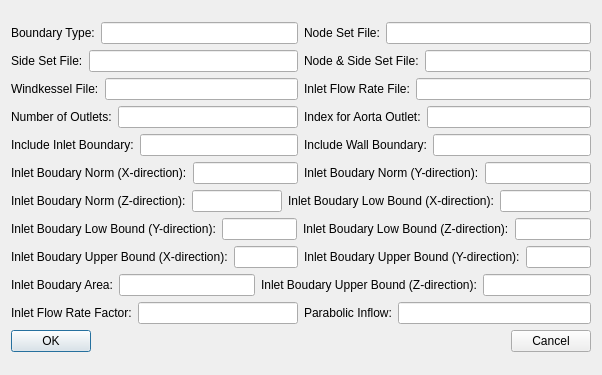
Qt form ArteryTechQtProject/ArteryTechQtProject/QtArteryTechBoundarySetupUI.ui (chenfeigen/HBFlowsSrc) before a commit.
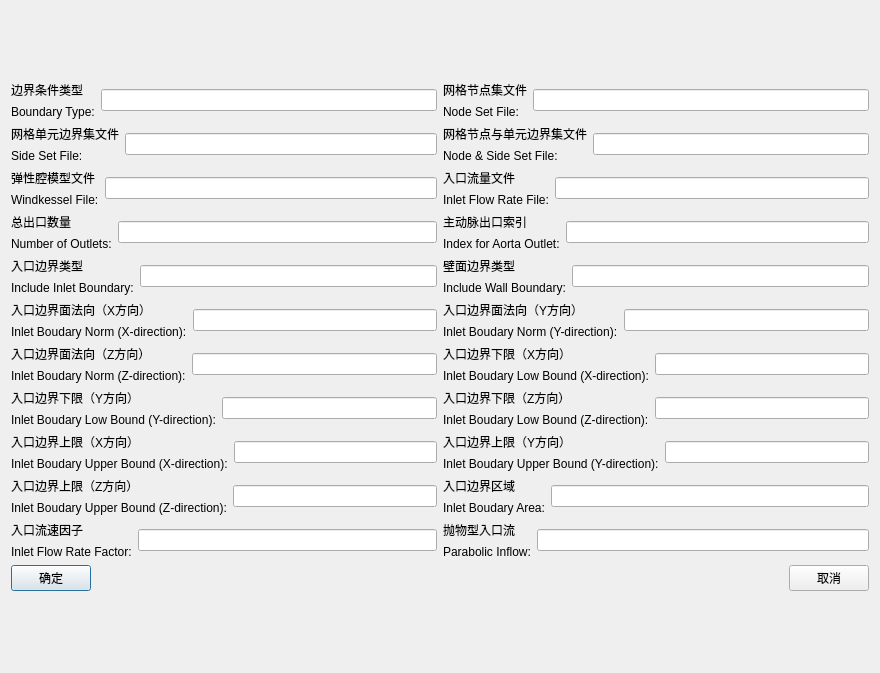
The same form after that commit.

Patch:
```diff
--- a/ArteryTechQtProject/ArteryTechQtProject/QtArteryTechBoundarySetupUI.ui
+++ b/ArteryTechQtProject/ArteryTechQtProject/QtArteryTechBoundarySetupUI.ui
@@ -6,27 +6,38 @@
    <rect>
     <x>0</x>
     <y>0</y>
-    <width>602</width>
-    <height>375</height>
+    <width>880</width>
+    <height>673</height>
    </rect>
   </property>
   <property name="windowTitle">
    <string>QtArteryTechBoundarySetupUI</string>
   </property>
-  <layout class="QVBoxLayout" name="verticalLayout_2">
+  <layout class="QVBoxLayout" name="verticalLayout_24">
    <item>
-    <layout class="QVBoxLayout" name="verticalLayout">
+    <layout class="QVBoxLayout" name="verticalLayout_23">
      <item>
-      <layout class="QHBoxLayout" name="horizontalLayout_3">
+      <layout class="QHBoxLayout" name="horizontalLayout_23">
        <item>
         <layout class="QHBoxLayout" name="horizontalLayout">
          <item>
+          <layout class="QVBoxLayout" name="verticalLayout">
+           <item>
+            <widget class="QLabel" name="label">
+             <property name="text">
+              <string>边界条件类型</string>
+             </property>
+            </widget>
+           </item>
+           <item>
           <widget class="QLabel" name="BoundaryTypeLabel">
            <property name="text">
             <string>Boundary Type:</string>
            </property>
           </widget>
          </item>
+          </layout>
+         </item>
          <item>
           <widget class="QLineEdit" name="BoundaryTypeLineEdit"/>
          </item>
@@ -35,12 +46,23 @@
        <item>
         <layout class="QHBoxLayout" name="horizontalLayout_2">
          <item>
+          <layout class="QVBoxLayout" name="verticalLayout_2">
+           <item>
+            <widget class="QLabel" name="label_2">
+             <property name="text">
+              <string>网格节点集文件</string>
+             </property>
+            </widget>
+           </item>
+           <item>
           <widget class="QLabel" name="NodeSetFileLabel">
            <property name="text">
             <string>Node Set File:</string>
            </property>
           </widget>
          </item>
+          </layout>
+         </item>
          <item>
           <widget class="QLineEdit" name="NodeSetFileLineEdit"/>
          </item>
@@ -49,9 +71,18 @@
       </layout>
      </item>
      <item>
-      <layout class="QHBoxLayout" name="horizontalLayout_7">
+      <layout class="QHBoxLayout" name="horizontalLayout_24">
        <item>
-        <layout class="QHBoxLayout" name="horizontalLayout_4">
+        <layout class="QHBoxLayout" name="horizontalLayout_3">
+         <item>
+          <layout class="QVBoxLayout" name="verticalLayout_3">
+           <item>
+            <widget class="QLabel" name="label_3">
+             <property name="text">
+              <string>网格单元边界集文件</string>
+             </property>
+            </widget>
+           </item>
          <item>
           <widget class="QLabel" name="SideSetFileLabel">
            <property name="text">
@@ -59,13 +90,24 @@
            </property>
           </widget>
          </item>
+          </layout>
+         </item>
          <item>
           <widget class="QLineEdit" name="SideSetFileLineEdit"/>
          </item>
         </layout>
        </item>
        <item>
-        <layout class="QHBoxLayout" name="horizontalLayout_5">
+        <layout class="QHBoxLayout" name="horizontalLayout_4">
+         <item>
+          <layout class="QVBoxLayout" name="verticalLayout_4">
+           <item>
+            <widget class="QLabel" name="label_4">
+             <property name="text">
+              <string>网格节点与单元边界集文件</string>
+             </property>
+            </widget>
+           </item>
          <item>
           <widget class="QLabel" name="NodeAndSideSetFileLabel">
            <property name="text">
@@ -73,6 +115,8 @@
            </property>
           </widget>
          </item>
+          </layout>
+         </item>
          <item>
           <widget class="QLineEdit" name="NodeAndSideSetFileLineEdit"/>
          </item>
@@ -81,9 +125,18 @@
       </layout>
      </item>
      <item>
-      <layout class="QHBoxLayout" name="horizontalLayout_10">
+      <layout class="QHBoxLayout" name="horizontalLayout_25">
        <item>
-        <layout class="QHBoxLayout" name="horizontalLayout_6">
+        <layout class="QHBoxLayout" name="horizontalLayout_5">
+         <item>
+          <layout class="QVBoxLayout" name="verticalLayout_5">
+           <item>
+            <widget class="QLabel" name="label_5">
+             <property name="text">
+              <string>弹性腔模型文件</string>
+             </property>
+            </widget>
+           </item>
          <item>
           <widget class="QLabel" name="WindkesselFileLabel">
            <property name="text">
@@ -91,13 +144,24 @@
            </property>
           </widget>
          </item>
+          </layout>
+         </item>
          <item>
           <widget class="QLineEdit" name="WindkesselFileLineEdit"/>
          </item>
         </layout>
        </item>
        <item>
-        <layout class="QHBoxLayout" name="horizontalLayout_8">
+        <layout class="QHBoxLayout" name="horizontalLayout_6">
+         <item>
+          <layout class="QVBoxLayout" name="verticalLayout_6">
+           <item>
+            <widget class="QLabel" name="label_6">
+             <property name="text">
+              <string>入口流量文件</string>
+             </property>
+            </widget>
+           </item>
          <item>
           <widget class="QLabel" name="InletFlowRateFileLabel">
            <property name="text">
@@ -105,6 +169,8 @@
            </property>
           </widget>
          </item>
+          </layout>
+         </item>
          <item>
           <widget class="QLineEdit" name="InletFlowRateFileLineEdit"/>
          </item>
@@ -113,9 +179,18 @@
       </layout>
      </item>
      <item>
-      <layout class="QHBoxLayout" name="horizontalLayout_12">
+      <layout class="QHBoxLayout" name="horizontalLayout_26">
        <item>
-        <layout class="QHBoxLayout" name="horizontalLayout_9">
+        <layout class="QHBoxLayout" name="horizontalLayout_7">
+         <item>
+          <layout class="QVBoxLayout" name="verticalLayout_7">
+           <item>
+            <widget class="QLabel" name="label_7">
+             <property name="text">
+              <string>总出口数量</string>
+             </property>
+            </widget>
+           </item>
          <item>
           <widget class="QLabel" name="NumberOfOutletsLabel">
            <property name="text">
@@ -123,13 +198,24 @@
            </property>
           </widget>
          </item>
+          </layout>
+         </item>
          <item>
           <widget class="QLineEdit" name="NumberOfOutletsLineEdit"/>
          </item>
         </layout>
        </item>
        <item>
-        <layout class="QHBoxLayout" name="horizontalLayout_11">
+        <layout class="QHBoxLayout" name="horizontalLayout_8">
+         <item>
+          <layout class="QVBoxLayout" name="verticalLayout_8">
+           <item>
+            <widget class="QLabel" name="label_8">
+             <property name="text">
+              <string>主动脉出口索引</string>
+             </property>
+            </widget>
+           </item>
          <item>
           <widget class="QLabel" name="IndexForAortaOutletLabel">
            <property name="text">
@@ -137,6 +223,8 @@
            </property>
           </widget>
          </item>
+          </layout>
+         </item>
          <item>
           <widget class="QLineEdit" name="IndexForAortaOutletLineEdit"/>
          </item>
@@ -145,9 +233,18 @@
       </layout>
      </item>
      <item>
-      <layout class="QHBoxLayout" name="horizontalLayout_15">
+      <layout class="QHBoxLayout" name="horizontalLayout_27">
        <item>
-        <layout class="QHBoxLayout" name="horizontalLayout_13">
+        <layout class="QHBoxLayout" name="horizontalLayout_9">
+         <item>
+          <layout class="QVBoxLayout" name="verticalLayout_9">
+           <item>
+            <widget class="QLabel" name="label_9">
+             <property name="text">
+              <string>入口边界类型</string>
+             </property>
+            </widget>
+           </item>
          <item>
           <widget class="QLabel" name="IncludeInletBoundaryLabel">
            <property name="text">
@@ -155,13 +252,24 @@
            </property>
           </widget>
          </item>
+          </layout>
+         </item>
          <item>
           <widget class="QLineEdit" name="IncludeInletBoundaryLineEdit"/>
          </item>
         </layout>
        </item>
        <item>
-        <layout class="QHBoxLayout" name="horizontalLayout_14">
+        <layout class="QHBoxLayout" name="horizontalLayout_10">
+         <item>
+          <layout class="QVBoxLayout" name="verticalLayout_10">
+           <item>
+            <widget class="QLabel" name="label_10">
+             <property name="text">
+              <string>壁面边界类型</string>
+             </property>
+            </widget>
+           </item>
          <item>
           <widget class="QLabel" name="IncludeWallBoundaryLabel">
            <property name="text">
@@ -169,6 +277,8 @@
            </property>
           </widget>
          </item>
+          </layout>
+         </item>
          <item>
           <widget class="QLineEdit" name="IncludeWallBoundaryLineEdit"/>
          </item>
@@ -177,9 +287,18 @@
       </layout>
      </item>
      <item>
-      <layout class="QHBoxLayout" name="horizontalLayout_18">
+      <layout class="QHBoxLayout" name="horizontalLayout_28">
        <item>
-        <layout class="QHBoxLayout" name="horizontalLayout_16">
+        <layout class="QHBoxLayout" name="horizontalLayout_11">
+         <item>
+          <layout class="QVBoxLayout" name="verticalLayout_11">
+           <item>
+            <widget class="QLabel" name="label_11">
+             <property name="text">
+              <string>入口边界面法向（X方向）</string>
+             </property>
+            </widget>
+           </item>
          <item>
           <widget class="QLabel" name="InletBoudaryNormXDirectionLabel">
            <property name="text">
@@ -187,13 +306,24 @@
            </property>
           </widget>
          </item>
+          </layout>
+         </item>
          <item>
           <widget class="QLineEdit" name="InletBoudaryNormXDirectionLineEdit"/>
          </item>
         </layout>
        </item>
        <item>
-        <layout class="QHBoxLayout" name="horizontalLayout_17">
+        <layout class="QHBoxLayout" name="horizontalLayout_12">
+         <item>
+          <layout class="QVBoxLayout" name="verticalLayout_12">
+           <item>
+            <widget class="QLabel" name="label_12">
+             <property name="text">
+              <string>入口边界面法向（Y方向）</string>
+             </property>
+            </widget>
+           </item>
          <item>
           <widget class="QLabel" name="InletBoudaryNormYDirectionLabel">
            <property name="text">
@@ -201,6 +331,8 @@
            </property>
           </widget>
          </item>
+          </layout>
+         </item>
          <item>
           <widget class="QLineEdit" name="InletBoudaryNormYDirectionLineEdit"/>
          </item>
@@ -209,9 +341,18 @@
       </layout>
      </item>
      <item>
-      <layout class="QHBoxLayout" name="horizontalLayout_21">
+      <layout class="QHBoxLayout" name="horizontalLayout_29">
        <item>
-        <layout class="QHBoxLayout" name="horizontalLayout_19">
+        <layout class="QHBoxLayout" name="horizontalLayout_13">
+         <item>
+          <layout class="QVBoxLayout" name="verticalLayout_13">
+           <item>
+            <widget class="QLabel" name="label_13">
+             <property name="text">
+              <string>入口边界面法向（Z方向）</string>
+             </property>
+            </widget>
+           </item>
          <item>
           <widget class="QLabel" name="InletBoudaryNormZDirectionLabel">
            <property name="text">
@@ -219,13 +360,24 @@
            </property>
           </widget>
          </item>
+          </layout>
+         </item>
          <item>
           <widget class="QLineEdit" name="InletBoudaryNormZDirectionLineEdit"/>
          </item>
         </layout>
        </item>
        <item>
-        <layout class="QHBoxLayout" name="horizontalLayout_20">
+        <layout class="QHBoxLayout" name="horizontalLayout_14">
+         <item>
+          <layout class="QVBoxLayout" name="verticalLayout_14">
+           <item>
+            <widget class="QLabel" name="label_14">
+             <property name="text">
+              <string>入口边界下限（X方向）</string>
+             </property>
+            </widget>
+           </item>
          <item>
           <widget class="QLabel" name="InletBoudaryLowBoundXDirectionLabel">
            <property name="text">
@@ -233,6 +385,8 @@
            </property>
           </widget>
          </item>
+          </layout>
+         </item>
          <item>
           <widget class="QLineEdit" name="InletBoudaryLowBoundXDirectionLineEdit"/>
          </item>
@@ -241,9 +395,18 @@
       </layout>
      </item>
      <item>
-      <layout class="QHBoxLayout" name="horizontalLayout_25">
+      <layout class="QHBoxLayout" name="horizontalLayout_30">
        <item>
-        <layout class="QHBoxLayout" name="horizontalLayout_23">
+        <layout class="QHBoxLayout" name="horizontalLayout_15">
+         <item>
+          <layout class="QVBoxLayout" name="verticalLayout_15">
+           <item>
+            <widget class="QLabel" name="label_15">
+             <property name="text">
+              <string>入口边界下限（Y方向）</string>
+             </property>
+            </widget>
+           </item>
          <item>
           <widget class="QLabel" name="InletBoudaryLowBoundYDirectionLabel">
            <property name="text">
@@ -251,13 +414,24 @@
            </property>
           </widget>
          </item>
+          </layout>
+         </item>
          <item>
           <widget class="QLineEdit" name="InletBoudaryLowBoundYDirectionLineEdit"/>
          </item>
         </layout>
        </item>
        <item>
-        <layout class="QHBoxLayout" name="horizontalLayout_24">
+        <layout class="QHBoxLayout" name="horizontalLayout_16">
+         <item>
+          <layout class="QVBoxLayout" name="verticalLayout_16">
+           <item>
+            <widget class="QLabel" name="label_16">
+             <property name="text">
+              <string>入口边界下限（Z方向）</string>
+             </property>
+            </widget>
+           </item>
          <item>
           <widget class="QLabel" name="InletBoudaryLowBoundZDirectionLabel">
            <property name="text">
@@ -265,6 +439,8 @@
            </property>
           </widget>
          </item>
+          </layout>
+         </item>
          <item>
           <widget class="QLineEdit" name="InletBoudaryLowBoundZDirectionLineEdit"/>
          </item>
@@ -275,7 +451,16 @@
      <item>
       <layout class="QHBoxLayout" name="horizontalLayout_31">
        <item>
-        <layout class="QHBoxLayout" name="horizontalLayout_26">
+        <layout class="QHBoxLayout" name="horizontalLayout_17">
+         <item>
+          <layout class="QVBoxLayout" name="verticalLayout_17">
+           <item>
+            <widget class="QLabel" name="label_17">
+             <property name="text">
+              <string>入口边界上限（X方向）</string>
+             </property>
+            </widget>
+           </item>
          <item>
           <widget class="QLabel" name="InletBoudaryUpperBoundXDirectionLabel">
            <property name="text">
@@ -283,13 +468,24 @@
            </property>
           </widget>
          </item>
+          </layout>
+         </item>
          <item>
           <widget class="QLineEdit" name="InletBoudaryUpperBoundXDirectionLineEdit"/>
          </item>
         </layout>
        </item>
        <item>
-        <layout class="QHBoxLayout" name="horizontalLayout_27">
+        <layout class="QHBoxLayout" name="horizontalLayout_18">
+         <item>
+          <layout class="QVBoxLayout" name="verticalLayout_18">
+           <item>
+            <widget class="QLabel" name="label_18">
+             <property name="text">
+              <string>入口边界上限（Y方向）</string>
+             </property>
+            </widget>
+           </item>
          <item>
           <widget class="QLabel" name="InletBoudaryUpperBoundYDirectionLabel">
            <property name="text">
@@ -297,6 +493,8 @@
            </property>
           </widget>
          </item>
+          </layout>
+         </item>
          <item>
           <widget class="QLineEdit" name="InletBoudaryUpperBoundYDirectionLineEdit"/>
          </item>
@@ -307,21 +505,16 @@
      <item>
       <layout class="QHBoxLayout" name="horizontalLayout_32">
        <item>
-        <layout class="QHBoxLayout" name="horizontalLayout_29">
+        <layout class="QHBoxLayout" name="horizontalLayout_19">
          <item>
-          <widget class="QLabel" name="InletBoudaryAreaLabel">
+          <layout class="QVBoxLayout" name="verticalLayout_19">
+           <item>
+            <widget class="QLabel" name="label_19">
            <property name="text">
-            <string>Inlet Boudary Area:</string>
+              <string>入口边界上限（Z方向）</string>
            </property>
           </widget>
          </item>
-         <item>
-          <widget class="QLineEdit" name="InletBoudaryAreaLineEdit"/>
-         </item>
-        </layout>
-       </item>
-       <item>
-        <layout class="QHBoxLayout" name="horizontalLayout_28">
          <item>
           <widget class="QLabel" name="InletBoudaryUpperBoundZDirectionLabel">
            <property name="text">
@@ -329,17 +522,53 @@
            </property>
           </widget>
          </item>
+          </layout>
+         </item>
          <item>
           <widget class="QLineEdit" name="InletBoudaryUpperBoundZDirectionLineEdit"/>
          </item>
         </layout>
        </item>
+       <item>
+        <layout class="QHBoxLayout" name="horizontalLayout_20">
+         <item>
+          <layout class="QVBoxLayout" name="verticalLayout_20">
+           <item>
+            <widget class="QLabel" name="label_20">
+             <property name="text">
+              <string>入口边界区域</string>
+             </property>
+            </widget>
+           </item>
+           <item>
+            <widget class="QLabel" name="InletBoudaryAreaLabel">
+             <property name="text">
+              <string>Inlet Boudary Area:</string>
+             </property>
+            </widget>
+           </item>
+          </layout>
+         </item>
+         <item>
+          <widget class="QLineEdit" name="InletBoudaryAreaLineEdit"/>
+         </item>
+        </layout>
+       </item>
       </layout>
      </item>
      <item>
       <layout class="QHBoxLayout" name="horizontalLayout_33">
        <item>
-        <layout class="QHBoxLayout" name="horizontalLayout_30">
+        <layout class="QHBoxLayout" name="horizontalLayout_21">
+         <item>
+          <layout class="QVBoxLayout" name="verticalLayout_21">
+           <item>
+            <widget class="QLabel" name="label_21">
+             <property name="text">
+              <string>入口流速因子</string>
+             </property>
+            </widget>
+           </item>
          <item>
           <widget class="QLabel" name="InletFlowRateFactorLabel">
            <property name="text">
@@ -347,6 +576,8 @@
            </property>
           </widget>
          </item>
+          </layout>
+         </item>
          <item>
           <widget class="QLineEdit" name="InletFlowRateFactorLineEdit"/>
          </item>
@@ -355,12 +586,23 @@
        <item>
         <layout class="QHBoxLayout" name="horizontalLayout_22">
          <item>
+          <layout class="QVBoxLayout" name="verticalLayout_22">
+           <item>
+            <widget class="QLabel" name="label_22">
+             <property name="text">
+              <string>抛物型入口流</string>
+             </property>
+            </widget>
+           </item>
+           <item>
           <widget class="QLabel" name="ParabolicInflowLabel">
            <property name="text">
             <string>Parabolic Inflow:</string>
            </property>
           </widget>
          </item>
+          </layout>
+         </item>
          <item>
           <widget class="QLineEdit" name="ParabolicInflowLineEdit"/>
          </item>
@@ -373,7 +615,7 @@
        <item>
         <widget class="QPushButton" name="OKPushButton">
          <property name="text">
-          <string>OK</string>
+          <string>确定</string>
          </property>
         </widget>
        </item>
@@ -393,7 +635,7 @@
        <item>
         <widget class="QPushButton" name="CancelPushButton">
          <property name="text">
-          <string>Cancel</string>
+          <string>取消</string>
          </property>
         </widget>
        </item>
```
Left out of the diff: 1 changed line with no effect on the pictures. Lines whose indentation alone changed are shown as unchanged.
